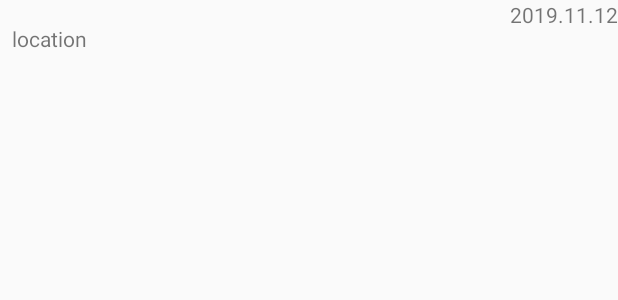
After one commit to ggggxiaolong/Location, an Android app: the layout item_location.xml on its own in the app's theme, with its tools: preview values and no code run, on a phone screen of 412 x 824 dp. The commit adds this screen. Shown: the top 300 px of the screen. Run offline under Robolectric (Android 15) with nearby library versions, the phone set to English and light mode, and no system bars.

Commit message:
update start method

```diff
--- a/app/build.gradle
+++ b/app/build.gradle
@@ -43,9 +43,10 @@ dependencies {
     implementation fileTree(dir: 'libs', include: ['*.jar'])
     implementation project(":googlelocation")
     implementation"org.jetbrains.kotlin:kotlin-stdlib-jdk7:$kotlin_version"
-    implementation 'androidx.appcompat:appcompat:1.0.2'
-    implementation 'androidx.core:core-ktx:1.0.2'
+    implementation 'androidx.appcompat:appcompat:1.1.0'
+    implementation 'androidx.core:core-ktx:1.1.0'
     implementation 'androidx.constraintlayout:constraintlayout:1.1.3'
+    implementation "androidx.recyclerview:recyclerview:1.0.0"
     testImplementation 'junit:junit:4.12'
     androidTestImplementation 'androidx.test.ext:junit:1.1.0'
     androidTestImplementation 'androidx.test.espresso:espresso-core:3.1.1'
--- /dev/null
+++ b/app/src/main/res/layout/item_location.xml
@@ -0,0 +1,25 @@
+<?xml version="1.0" encoding="utf-8"?>
+<FrameLayout
+    xmlns:android="http://schemas.android.com/apk/res/android"
+    xmlns:tools="http://schemas.android.com/tools"
+    android:layout_width="match_parent"
+    android:layout_height="64dp"
+    android:orientation="vertical"
+    >
+    <TextView
+        android:id="@+id/location"
+        android:layout_width="match_parent"
+        android:layout_height="match_parent"
+        android:paddingStart="8dp"
+        android:paddingEnd="8dp"
+        android:paddingTop="16dp"
+        tools:text="location"
+        />
+    <TextView
+        android:id="@+id/time"
+        android:layout_width="match_parent"
+        android:layout_height="wrap_content"
+        android:gravity="end"
+        tools:text="2019.11.12"
+        />
+</FrameLayout>
--- a/build.gradle
+++ b/build.gradle
@@ -10,7 +10,7 @@ buildscript {
 
     }
     dependencies {
-        classpath 'com.android.tools.build:gradle:3.5.1'
+        classpath 'com.android.tools.build:gradle:3.6.0-beta04'
         classpath "org.jetbrains.kotlin:kotlin-gradle-plugin:$kotlin_version"
         classpath "com.jfrog.bintray.gradle:gradle-bintray-plugin:$gradle_bintray_plugin"
         classpath "com.github.dcendents:android-maven-gradle-plugin:$android_maven_gradle_plugin"
```
Also changed, not shown: app/src/main/java/com/mrtan/location/LocationAdapter.kt (added, +43 -0 lines), app/src/main/java/com/mrtan/location/MainActivity.kt (+47 -7 lines), app/src/main/res/layout/activity_main.xml (+7 -9 lines), app/src/main/res/menu/fetch.xml (added, +16 -0 lines), googlelocation/src/main/java/com/mrtan/googlelocation/LocationUtil.java (+15 -16 lines).
